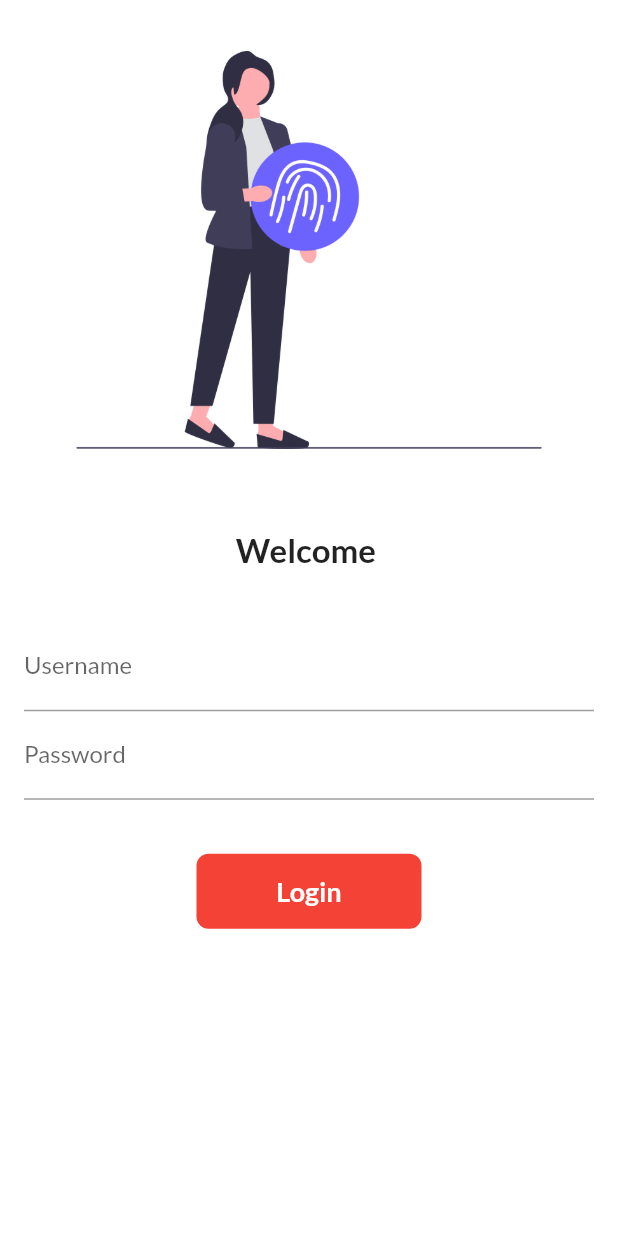
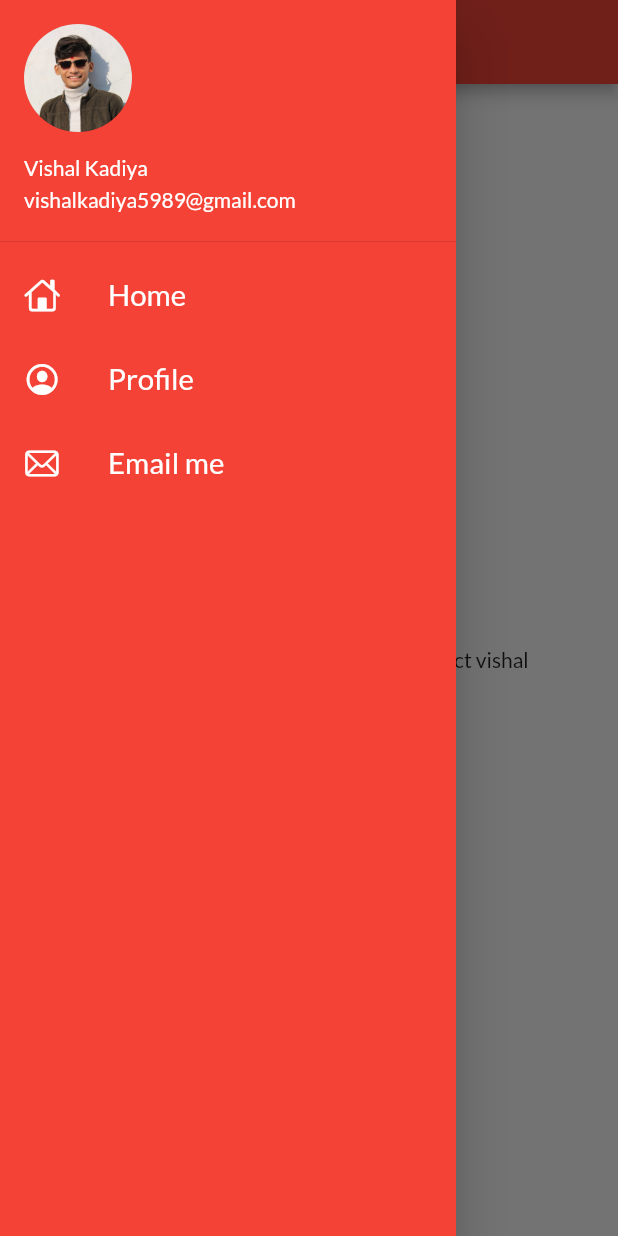
Before and after one commit to vishalkadiya/Flutter-project, a Flutter app: the screen it shows after launch, with the side drawer open (before the commit the screen has no drawer), on a phone screen of 412 x 824 dp. Run offline on Flutter 3.47's test engine with Material 2 defaults, Android fonts, the phone set to English and light mode, and no system bars; our stand-ins replace google_fonts.

Commit message:
complete drawer day9

```diff
--- a/lib/main.dart
+++ b/lib/main.dart
@@ -24,9 +24,9 @@ class MyApp extends StatelessWidget {
       ),
 
       darkTheme: ThemeData(brightness: Brightness.dark),
-
-      initialRoute: "/",
-
+      debugShowCheckedModeBanner: false,
+      // initialRoute: "/",
+      initialRoute: MyRoutes.homeRoute,
       routes: {
         "/": (context) => LoginPage(),
         MyRoutes.loginRoute: (context) => LoginPage(),
--- a/lib/pages/home_page.dart
+++ b/lib/pages/home_page.dart
@@ -1,4 +1,5 @@
 import 'package:flutter/material.dart';
+import 'package:flutter_first_project/widgets/drawer.dart';
 
 class HomePage extends StatelessWidget {
   final int days = 40;
@@ -15,7 +16,7 @@ class HomePage extends StatelessWidget {
           child: Text("Welcome to $days days of flutter first project $name"),
         ),
       ),
-      drawer: Drawer(),
+      drawer: MyDrawer(),
     );
   }
 }
--- /dev/null
+++ b/lib/widgets/drawer.dart
@@ -0,0 +1,68 @@
+import 'package:flutter/cupertino.dart';
+import 'package:flutter/material.dart';
+
+class MyDrawer extends StatelessWidget {
+  // final imageOnline =
+  //     "https://upload.wikimedia.org/wikipedia/commons/b/b5/Mahant_Swami_Maharaj.jpg";
+
+  final imageUrl = "assets/images/account_image.jpeg";
+  const MyDrawer({super.key});
+
+  Widget build(BuildContext context) {
+    return Drawer(
+      child: Container(
+        color: Colors.red,
+        child: ListView(
+          children: [
+            DrawerHeader(
+              padding: EdgeInsets.zero,
+              child: UserAccountsDrawerHeader(
+                margin: EdgeInsets.zero,
+                accountName: const Text("Vishal Kadiya"),
+                accountEmail: const Text("vishalkadiya5989@gmail.com"),
+                // currentAccountPicture: Image.asset(imageUrl),
+                currentAccountPicture: CircleAvatar(
+                  backgroundImage: AssetImage(imageUrl),
+                ),
+                //// currentAccountPicture: Image.asset(imageOnline),
+              ),
+            ),
+            const ListTile(
+              leading: Icon(
+                CupertinoIcons.home,
+                color: Colors.white,
+              ),
+              title: Text(
+                "Home",
+                textScaleFactor: 1.4,
+                style: TextStyle(color: Colors.white),
+              ),
+            ),
+            const ListTile(
+              leading: Icon(
+                CupertinoIcons.profile_circled,
+                color: Colors.white,
+              ),
+              title: Text(
+                "Profile",
+                textScaleFactor: 1.4,
+                style: TextStyle(color: Colors.white),
+              ),
+            ),
+            const ListTile(
+              leading: Icon(
+                CupertinoIcons.mail,
+                color: Colors.white,
+              ),
+              title: Text(
+                "Email me",
+                textScaleFactor: 1.4,
+                style: TextStyle(color: Colors.white),
+              ),
+            ),
+          ],
+        ),
+      ),
+    );
+  }
+}
```
Also changed, not shown: assets/images/account_image.jpeg (added).
